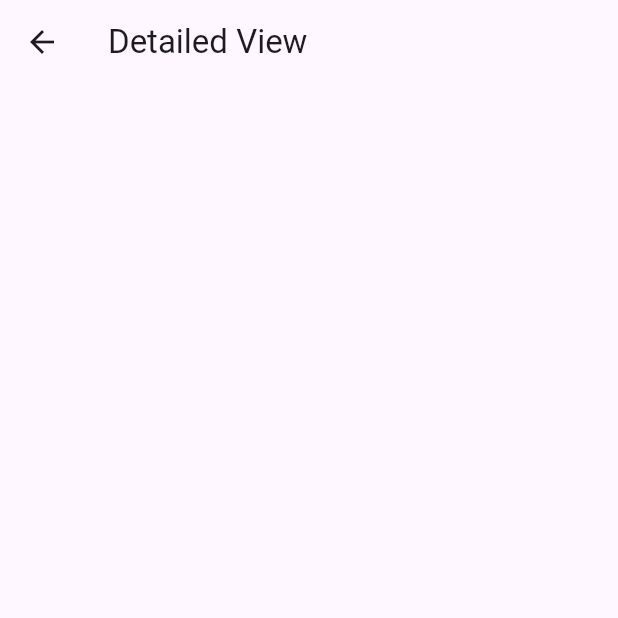
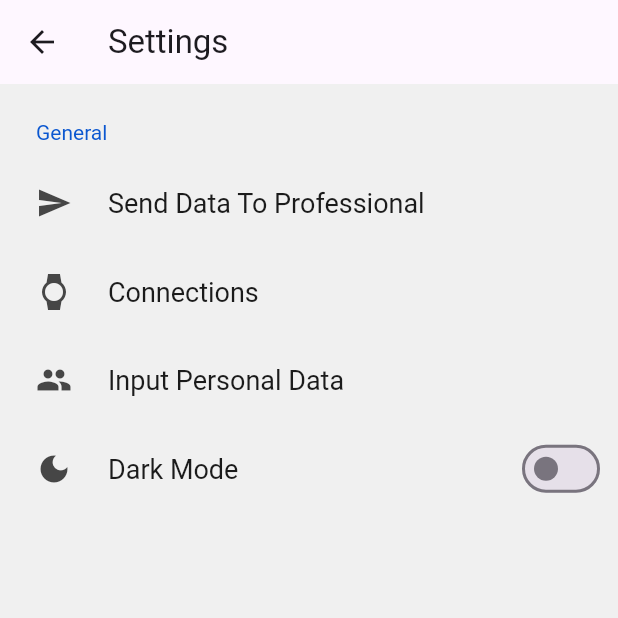
Before and after one commit to WDNUAI/vitaltracer-app, a Flutter app: the HomeScreen screen opened directly, in the side drawer, after a tap on "Settings", on a phone screen of 412 x 824 dp, the top half of it. Run offline on Flutter 3.47's test engine with Material 3 defaults, Android fonts, the phone set to English and light mode, and no system bars; drawn by our look-alikes of settings_ui.

Commit message:
added logic for settings and added appropriate imports in  the pubspec.yaml file

```diff
--- a/lib/screens/hamburger.dart
+++ b/lib/screens/hamburger.dart
@@ -1,6 +1,7 @@
 import 'package:flutter/material.dart';
 import 'detailed_view_screen.dart';
 import 'components/health_data_tile.dart';
+import 'settings.dart';
 
 class HamburgerMenu extends StatelessWidget {
   final VoidCallback onPressed;
@@ -33,8 +34,7 @@ class HamburgerMenu extends StatelessWidget {
                   context); // Close the drawer and open the new context
               Navigator.push(
                 context,
-                MaterialPageRoute(
-                    builder: (context) => const DetailedViewScreen()),
+                MaterialPageRoute(builder: (context) => const Settings()),
               );
               // to change where the button brings context change above line to desired screen. Import above
             },
--- /dev/null
+++ b/lib/screens/settings.dart
@@ -0,0 +1,84 @@
+import 'package:flutter/material.dart';
+import 'package:settings_ui/settings_ui.dart';
+import 'detailed_view_screen.dart';
+
+//documentation on settings widgets here: https://pub.dev/documentation/settings_ui/latest/
+class Settings extends StatelessWidget {
+  const Settings({super.key});
+
+  @override
+  Widget build(BuildContext context) {
+    return Scaffold(
+      appBar: AppBar(
+        //give title to list of below apps
+        title: const Text('Settings'),
+      ),
+      //Settings List can contain several Sections ( General , Support etc.)
+      body: SettingsList(
+        sections: [
+          SettingsSection(
+            title: Text('General'),
+            tiles: <SettingsTile>[
+              SettingsTile.navigation(
+                // Handle navigation to send data page
+                leading: Icon(Icons.send),
+                title: Text('Send Data To Professional'),
+                onPressed: (BuildContext context) {
+                  //show pop up when pressed - place holder for now as more logic needs to added  ( where do we send data ? input email)
+                  showDialog(
+                    context: context,
+                    builder: (BuildContext context) {
+                      //define popup with alert dialog
+                      return AlertDialog(
+                        title: Text('Data Sent'),
+                        content: Text('Data from last session sent!'),
+                        actions: [
+                          TextButton(
+                            onPressed: () {
+                              //when ok is pressed remove context
+                              Navigator.of(context).pop();
+                            },
+                            //display text to remove dialog box
+                            child: Text('OK'),
+                          ),
+                        ],
+                      );
+                    },
+                  );
+                },
+              ),
+              SettingsTile.navigation(
+                leading: Icon(Icons.watch),
+                title: Text('Connections'),
+                onPressed: (BuildContext context) {
+                  //pass context and the screen to goto - replace with connections page once made
+                  Navigator.push(
+                    context,
+                    MaterialPageRoute(
+                        builder: (context) => const DetailedViewScreen()),
+                  );
+                },
+              ),
+              SettingsTile.navigation(
+                //Can Modify icons for btn below
+                leading: Icon(Icons.people),
+                title: Text('Input Personal Data'),
+                onPressed: (BuildContext context) {
+                  // Handle navigation to Input Data Page
+                },
+              ),
+              //Dark Mode Toggle
+              SettingsTile.switchTile(
+                onToggle: (bool value) {},
+                initialValue:
+                    false, //dark mode is initially off when booting app
+                leading: Icon(Icons.dark_mode),
+                title: Text('Dark Mode'),
+              ),
+            ],
+          ),
+        ],
+      ),
+    );
+  }
+}
--- a/pubspec.yaml
+++ b/pubspec.yaml
@@ -15,10 +15,11 @@ dependencies:
   flutter:
     sdk: flutter
 
+
   # The following adds the Cupertino Icons font to your application.
   # Use with the CupertinoIcons class for iOS style icons.
   cupertino_icons: ^1.0.6
-
+  settings_ui: ^2.0.2
 dev_dependencies:
   flutter_test:
     sdk: flutter
```
Also changed, not shown: pubspec.lock.
